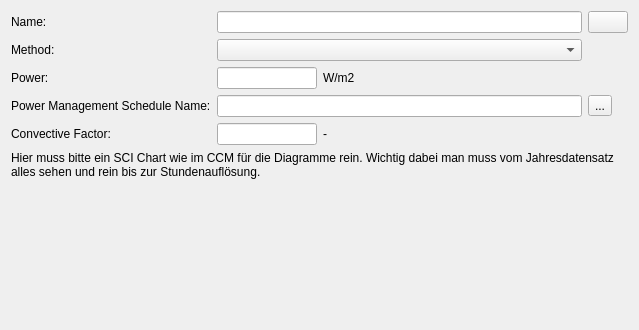
Above: SIM-VICUS/src/SVDBInternalLoadsOtherEditWidget.ui from ghorwin/SIM-VICUS before the change. Below: the same form after it.
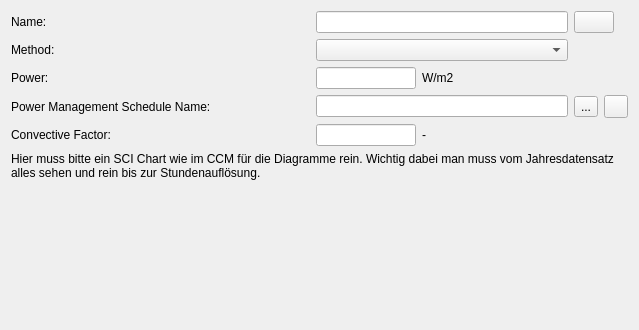
That is the form after the change. Icons and pictures are not drawn. Custom widgets are drawn as their Qt base class.

Commit message: change all line edit finished to finished successfully

```diff
--- a/SIM-VICUS/src/SVDBInternalLoadsOtherEditWidget.ui
+++ b/SIM-VICUS/src/SVDBInternalLoadsOtherEditWidget.ui
@@ -14,49 +14,6 @@
    <string>Form</string>
   </property>
   <layout class="QGridLayout" name="gridLayoutMaster">
-   <item row="4" column="1">
-    <widget class="QtExt::ValidatingLineEdit" name="lineEditConvectiveFactor">
-     <property name="maximumSize">
-      <size>
-       <width>100</width>
-       <height>16777215</height>
-      </size>
-     </property>
-    </widget>
-   </item>
-   <item row="2" column="2">
-    <widget class="QLabel" name="labelOtherInputUnit">
-     <property name="text">
-      <string>W/m2</string>
-     </property>
-    </widget>
-   </item>
-   <item row="2" column="3">
-    <spacer name="horizontalSpacer">
-     <property name="orientation">
-      <enum>Qt::Horizontal</enum>
-     </property>
-     <property name="sizeHint" stdset="0">
-      <size>
-       <width>50</width>
-       <height>20</height>
-      </size>
-     </property>
-    </spacer>
-   </item>
-   <item row="1" column="0">
-    <widget class="QLabel" name="labelCategory_2">
-     <property name="minimumSize">
-      <size>
-       <width>0</width>
-       <height>0</height>
-      </size>
-     </property>
-     <property name="text">
-      <string>Method:</string>
-     </property>
-    </widget>
-   </item>
    <item row="0" column="0">
     <widget class="QLabel" name="labelDisplayName">
      <property name="minimumSize">
@@ -70,74 +27,10 @@
      </property>
     </widget>
    </item>
-   <item row="4" column="0">
-    <widget class="QLabel" name="labelConvectiveFactor">
-     <property name="text">
-      <string>Convective Factor:</string>
-     </property>
-    </widget>
-   </item>
-   <item row="1" column="1" colspan="3">
-    <widget class="QComboBox" name="comboBoxMethod"/>
-   </item>
-   <item row="6" column="0" colspan="5">
-    <widget class="QLabel" name="label">
-     <property name="text">
-      <string>Hier muss bitte ein SCI Chart wie im CCM für die Diagramme rein. Wichtig dabei man muss vom Jahresdatensatz alles sehen und rein bis zur Stundenauflösung.</string>
-     </property>
-     <property name="wordWrap">
-      <bool>true</bool>
-     </property>
-    </widget>
-   </item>
-   <item row="2" column="1">
-    <widget class="QtExt::ValidatingLineEdit" name="lineEditPower">
-     <property name="maximumSize">
-      <size>
-       <width>100</width>
-       <height>16777215</height>
-      </size>
-     </property>
-    </widget>
-   </item>
-   <item row="3" column="4">
-    <widget class="QToolButton" name="toolButtonSelectSchedule">
-     <property name="text">
-      <string>...</string>
-     </property>
-    </widget>
-   </item>
-   <item row="0" column="1" colspan="3">
+   <item row="0" column="2" colspan="2">
     <widget class="QtExt::LanguageStringEditWidget1" name="lineEditName"/>
    </item>
-   <item row="2" column="0">
-    <widget class="QLabel" name="labelOtherInput">
-     <property name="text">
-      <string>Power:</string>
-     </property>
-    </widget>
-   </item>
-   <item row="4" column="3">
-    <spacer name="horizontalSpacer_2">
-     <property name="orientation">
-      <enum>Qt::Horizontal</enum>
-     </property>
-     <property name="sizeHint" stdset="0">
-      <size>
-       <width>50</width>
-       <height>20</height>
-      </size>
-     </property>
-    </spacer>
-   </item>
-   <item row="4" column="2">
-    <widget class="QLabel" name="labelConvectiveFactorUnit">
-     <property name="text">
-      <string>-</string>
-     </property>
-    </widget>
-   </item>
-   <item row="0" column="4">
+   <item row="0" column="4" colspan="2">
     <widget class="QtExt::ColorButton" name="pushButtonColor">
      <property name="sizePolicy">
       <sizepolicy hsizetype="Fixed" vsizetype="Fixed">
@@ -147,20 +40,44 @@
      </property>
     </widget>
    </item>
-   <item row="7" column="0">
-    <spacer name="verticalSpacer">
-     <property name="orientation">
-      <enum>Qt::Vertical</enum>
+   <item row="1" column="0">
+    <widget class="QLabel" name="labelCategory_2">
+     <property name="minimumSize">
+      <size>
+       <width>0</width>
+       <height>0</height>
+      </size>
      </property>
-     <property name="sizeHint" stdset="0">
+     <property name="text">
+      <string>Method:</string>
+     </property>
+    </widget>
+   </item>
+   <item row="2" column="0">
+    <widget class="QLabel" name="labelOtherInput">
+     <property name="text">
+      <string>Power:</string>
+     </property>
+    </widget>
+   </item>
+   <item row="2" column="2">
+    <widget class="QtExt::ValidatingLineEdit" name="lineEditPower">
+     <property name="maximumSize">
       <size>
-       <width>20</width>
-       <height>30</height>
+       <width>100</width>
+       <height>16777215</height>
       </size>
      </property>
-    </spacer>
+    </widget>
    </item>
-   <item row="3" column="0">
+   <item row="2" column="3">
+    <widget class="QLabel" name="labelOtherInputUnit">
+     <property name="text">
+      <string>W/m2</string>
+     </property>
+    </widget>
+   </item>
+   <item row="3" column="0" colspan="2">
     <widget class="QLabel" name="labelDisplayName_2">
      <property name="minimumSize">
       <size>
@@ -173,13 +90,78 @@
      </property>
     </widget>
    </item>
-   <item row="3" column="1" colspan="3">
+   <item row="3" column="2" colspan="2">
     <widget class="QLineEdit" name="lineEditManagementScheduleName">
      <property name="readOnly">
       <bool>true</bool>
      </property>
     </widget>
    </item>
+   <item row="3" column="4">
+    <widget class="QToolButton" name="toolButtonSelectSchedule">
+     <property name="text">
+      <string>...</string>
+     </property>
+    </widget>
+   </item>
+   <item row="3" column="5">
+    <widget class="QToolButton" name="toolButtonRemovePowerManagementSchedule">
+     <property name="icon">
+      <iconset resource="../resources/SIM-VICUS.qrc">
+       <normaloff>:/gfx/actions/24x24/minus.png</normaloff>:/gfx/actions/24x24/minus.png</iconset>
+     </property>
+    </widget>
+   </item>
+   <item row="4" column="0" colspan="2">
+    <widget class="QLabel" name="labelConvectiveFactor">
+     <property name="text">
+      <string>Convective Factor:</string>
+     </property>
+    </widget>
+   </item>
+   <item row="4" column="2">
+    <widget class="QtExt::ValidatingLineEdit" name="lineEditConvectiveFactor">
+     <property name="maximumSize">
+      <size>
+       <width>100</width>
+       <height>16777215</height>
+      </size>
+     </property>
+    </widget>
+   </item>
+   <item row="4" column="3">
+    <widget class="QLabel" name="labelConvectiveFactorUnit">
+     <property name="text">
+      <string>-</string>
+     </property>
+    </widget>
+   </item>
+   <item row="5" column="0" colspan="6">
+    <widget class="QLabel" name="label">
+     <property name="text">
+      <string>Hier muss bitte ein SCI Chart wie im CCM für die Diagramme rein. Wichtig dabei man muss vom Jahresdatensatz alles sehen und rein bis zur Stundenauflösung.</string>
+     </property>
+     <property name="wordWrap">
+      <bool>true</bool>
+     </property>
+    </widget>
+   </item>
+   <item row="6" column="1">
+    <spacer name="verticalSpacer">
+     <property name="orientation">
+      <enum>Qt::Vertical</enum>
+     </property>
+     <property name="sizeHint" stdset="0">
+      <size>
+       <width>20</width>
+       <height>30</height>
+      </size>
+     </property>
+    </spacer>
+   </item>
+   <item row="1" column="2" colspan="2">
+    <widget class="QComboBox" name="comboBoxMethod"/>
+   </item>
   </layout>
  </widget>
  <customwidgets>
```
Left out of the diff: 7 changed lines with no effect on the pictures. The commit also changes 27 other files.
